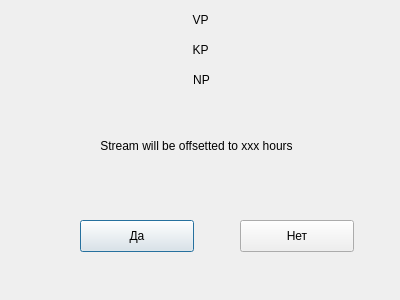
First picture: the form in dialogstreamoffset.ui, repository testprojects/myClient, before the edit.
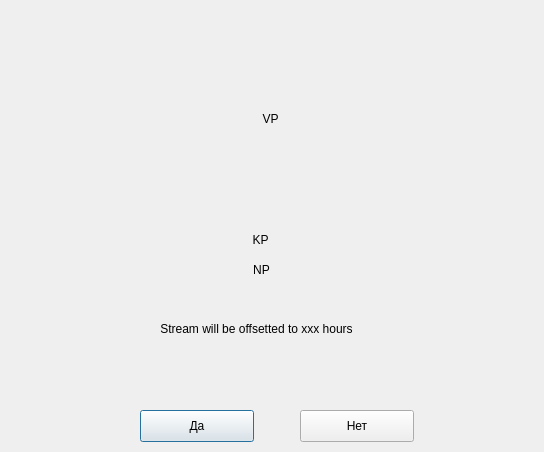
Second picture: the form after the edit.

```diff
--- a/dialogstreamoffset.ui
+++ b/dialogstreamoffset.ui
@@ -6,8 +6,8 @@
    <rect>
     <x>0</x>
     <y>0</y>
-    <width>400</width>
-    <height>300</height>
+    <width>544</width>
+    <height>452</height>
    </rect>
   </property>
   <property name="windowTitle">
@@ -16,15 +16,23 @@
   <widget class="QLabel" name="label_VP">
    <property name="geometry">
     <rect>
-     <x>10</x>
-     <y>10</y>
-     <width>381</width>
-     <height>20</height>
+     <x>30</x>
+     <y>19</y>
+     <width>481</width>
+     <height>201</height>
     </rect>
    </property>
+   <property name="font">
+    <font>
+     <stylestrategy>PreferAntialias</stylestrategy>
+    </font>
+   </property>
    <property name="text">
     <string>VP</string>
    </property>
+   <property name="textFormat">
+    <enum>Qt::RichText</enum>
+   </property>
    <property name="alignment">
     <set>Qt::AlignCenter</set>
    </property>
@@ -32,8 +40,8 @@
   <widget class="QLabel" name="label_KP">
    <property name="geometry">
     <rect>
-     <x>10</x>
-     <y>40</y>
+     <x>70</x>
+     <y>230</y>
      <width>381</width>
      <height>20</height>
     </rect>
@@ -48,8 +56,8 @@
   <widget class="QLabel" name="label_NP">
    <property name="geometry">
     <rect>
-     <x>11</x>
-     <y>70</y>
+     <x>71</x>
+     <y>260</y>
      <width>381</width>
      <height>20</height>
     </rect>
@@ -64,14 +72,15 @@
   <widget class="QLabel" name="label_Message">
    <property name="geometry">
     <rect>
-     <x>31</x>
-     <y>100</y>
+     <x>91</x>
+     <y>290</y>
      <width>331</width>
      <height>91</height>
     </rect>
    </property>
    <property name="text">
-    <string>Stream will be offsetted to xxx hours</string>
+    <string>Stream will be offsetted to xxx hours
+</string>
    </property>
    <property name="alignment">
     <set>Qt::AlignCenter</set>
@@ -80,8 +89,8 @@
   <widget class="QPushButton" name="pushButton_YES">
    <property name="geometry">
     <rect>
-     <x>80</x>
-     <y>220</y>
+     <x>140</x>
+     <y>410</y>
      <width>114</width>
      <height>32</height>
     </rect>
@@ -93,8 +102,8 @@
   <widget class="QPushButton" name="pushButton_NO">
    <property name="geometry">
     <rect>
-     <x>240</x>
-     <y>220</y>
+     <x>300</x>
+     <y>410</y>
      <width>114</width>
      <height>32</height>
     </rect>
```
